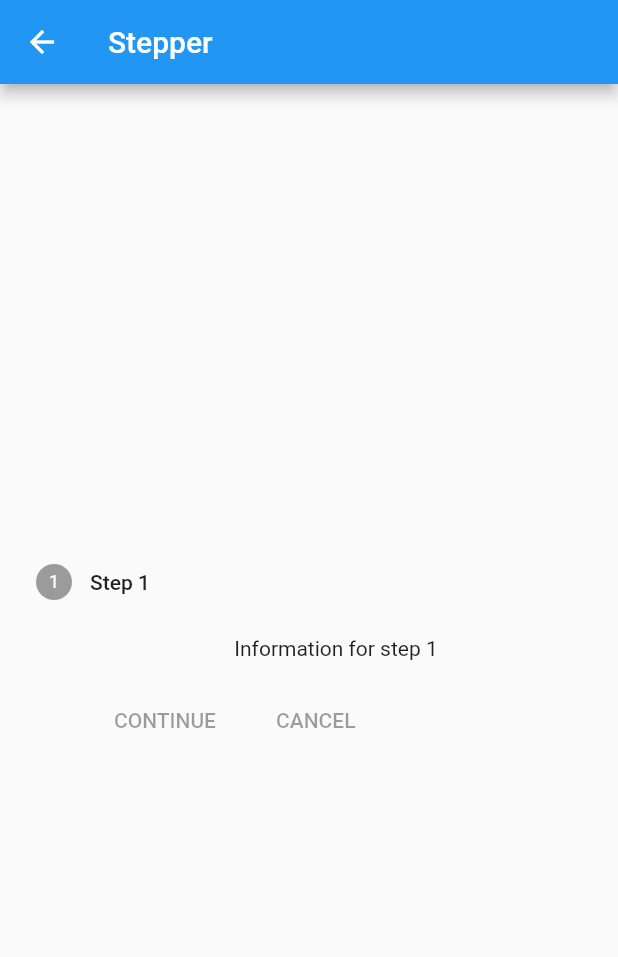
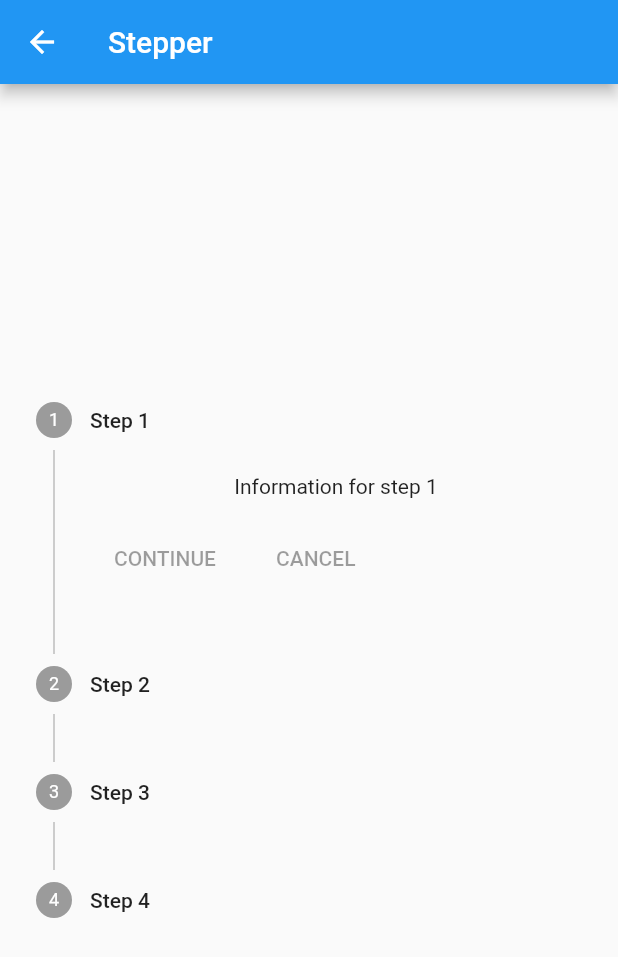
Before and after one commit to erdemgocen44/Flutter_Widgets, a Flutter app: the StepperHome screen opened by its route, on a phone screen of 412 x 824 dp. Shown: the top 957 px of the screen. Run offline on Flutter 3.47's test engine with Material 2 defaults, Android fonts, the phone set to English and light mode, and no system bars.

Commit message:
stepper starting

```diff
--- a/lib/widgets/stepper/stepper_home.dart
+++ b/lib/widgets/stepper/stepper_home.dart
@@ -16,12 +16,32 @@ class _StepperHomeState extends State<StepperHome> {
         title: Text(widget.title),
       ),
       body: Center(
-        child: Stepper(steps: const [
-          Step(
-            title: Text('Step 1'),
-            content: Text('Information for step 1'),
-          ),
-        ]),
+        child: Stepper(
+          steps: const [
+            Step(
+              title: Text('Step 1'),
+              content: Text('Information for step 1'),
+            ),
+            Step(
+              title: Text('Step 2'),
+              content: Text('Information for step 2'),
+            ),
+            Step(
+              title: Text('Step 3'),
+              content: Text('Information for step 3'),
+            ),
+            Step(
+              title: Text('Step 4'),
+              content: Text('Information for step 4'),
+            ),
+          ],
+          onStepTapped: (int newIndex) {
+            setState(() {
+              _currentStep = newIndex;
+            });
+          },
+          currentStep: _currentStep,
+        ),
       ),
     );
   }
```
